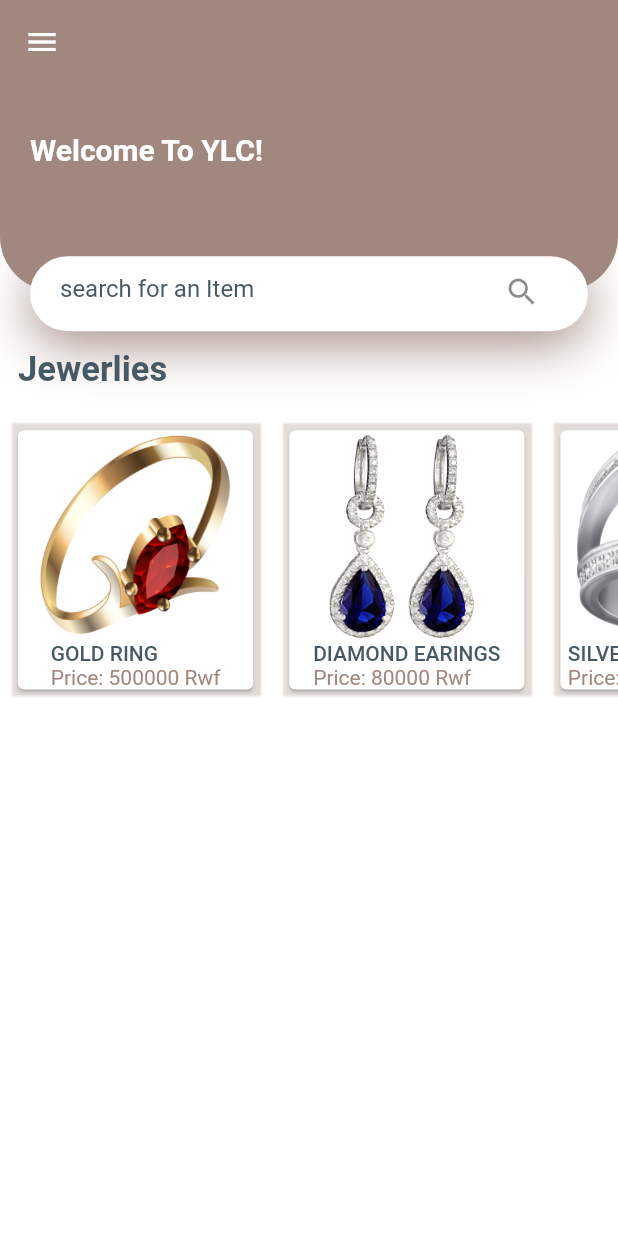
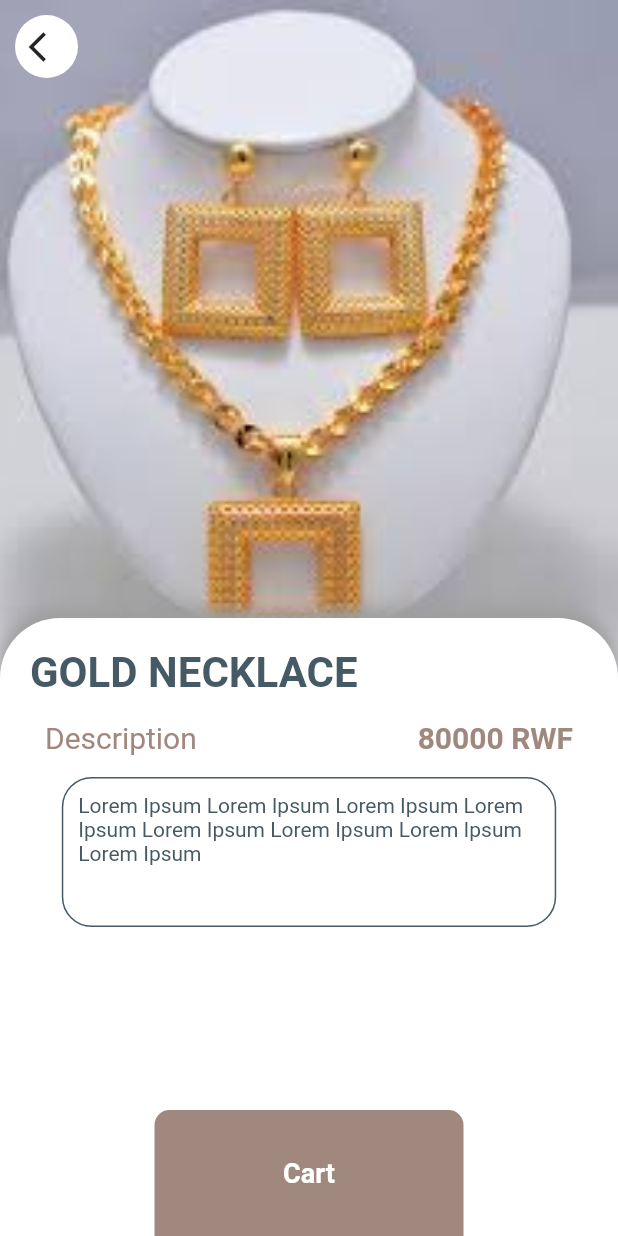
Before and after one commit to Pax-02/jewerly-flutter-app, a Flutter app: the screen it shows after launch, after a tap on an icon or button, on a phone screen of 412 x 824 dp. Run offline on Flutter 3.47's test engine with Material 2 defaults, Android fonts, the phone set to English and light mode, and no system bars; network calls fail.

Commit message:
Homepage and detail page done

```diff
--- /dev/null
+++ b/jewerlyapp/lib/DetailPage.dart
@@ -0,0 +1,13 @@
+import 'package:flutter/material.dart';
+import 'package:jewerlyapp/detail_components/body.dart';
+
+
+class DetailPage extends StatelessWidget {
+  @override
+  Widget build(BuildContext context) {
+    return Scaffold(
+      body: Body(),
+
+    );
+  }
+}
--- /dev/null
+++ b/jewerlyapp/lib/detail_components/DetailedProduct.dart
@@ -0,0 +1,118 @@
+import 'package:flutter/material.dart';
+import 'package:jewerlyapp/constants.dart';
+import 'package:jewerlyapp/homepage.dart';
+
+class DetailedProduct extends StatelessWidget {
+  const DetailedProduct({
+    Key key,
+    this.image,
+    this.name,
+    this.details,
+    this.price,
+
+  }) : super(key: key);
+  final String image,name,details;
+  final int price;
+
+
+  @override
+  Widget build(BuildContext context) {
+    return Stack(
+      children: [
+        Container(
+          width: MediaQuery.of(context).size.width,
+          height: MediaQuery.of(context).size.height * 0.6,
+          decoration: BoxDecoration(
+              image: DecorationImage(
+            image: AssetImage(image),
+            fit: BoxFit.cover,
+          )),
+        ),
+        Positioned(
+          left: 10,
+          top: 10 + MediaQuery.of(context).padding.top,
+          child: ClipOval(
+            child: Container(
+              height: 42,
+              width: 42,
+              decoration: BoxDecoration(color: kbackgroundColor),
+              child: IconButton(
+                icon: Icon(Icons.arrow_back_ios),
+                onPressed: (){
+                  Navigator.push(
+              context,
+              MaterialPageRoute(builder: (context)=>HomePage())
+            );
+                },
+              ),
+            ),
+          ),
+        ),
+        Align(
+          alignment: Alignment.bottomCenter,
+          child: Container(
+            height: MediaQuery.of(context).size.height * 0.5,
+            width: MediaQuery.of(context).size.width,
+            decoration: BoxDecoration(
+                color: kbackgroundColor,
+                borderRadius: BorderRadius.only(
+                  topLeft: Radius.circular(40),
+                  topRight: Radius.circular(40),
+                ),
+                boxShadow: [
+                  BoxShadow(
+                    color: Colors.grey,
+                    blurRadius: 8,
+                    offset: Offset(0, -6),
+                  )
+                ]),
+            child: Column(
+              crossAxisAlignment: CrossAxisAlignment.start,
+              children: [
+                Padding(
+                  padding: const EdgeInsets.only(top: 20, left: 20),
+                  child: Text(name.toUpperCase(),
+                      style:
+                          TextStyle(fontSize: 28, fontWeight: FontWeight.bold)),
+                ),
+                SizedBox(
+                  height: 15.0,
+                ),
+                Padding(
+                  padding: const EdgeInsets.only(right: 30, left: 30),
+                  child: Column(
+                    children: [
+                      Row(
+                        children: [
+                          Text("Description",
+                              style: TextStyle(
+                                  fontSize: 20, color: kprimaryColor)),
+                          Spacer(),
+                          Text("$price RWF",
+                              style: TextStyle(
+                                  fontSize: 20,
+                                  fontWeight: FontWeight.bold,
+                                  color: kprimaryColor)),
+                        ],
+                      ),
+                      Container(
+                        margin: EdgeInsets.only(top: 15),
+                        padding: EdgeInsets.all(10),
+                        height: 100,
+                        width: MediaQuery.of(context).size.width * 0.8,
+                        decoration: BoxDecoration(
+                            border: Border.all(color: ktextColor),
+                            borderRadius: BorderRadius.circular(20)),
+                        child: Text(details),
+                      ),
+                    ],
+                  ),
+                ),
+              ],
+            ),
+          ),
+        )
+      ],
+    );
+  }
+}
--- /dev/null
+++ b/jewerlyapp/lib/detail_components/body.dart
@@ -0,0 +1,46 @@
+import 'package:flutter/material.dart';
+import 'package:jewerlyapp/constants.dart';
+
+import 'package:jewerlyapp/detail_components/DetailedProduct.dart';
+
+class Body extends StatelessWidget {
+  @override
+  Widget build(BuildContext context) {
+    return Stack(
+      children: [
+        DetailedProduct(
+          image: "assets/jewerly1.jpeg",
+          name: "Gold Necklace",
+          details:
+              "Lorem Ipsum Lorem Ipsum Lorem Ipsum Lorem Ipsum Lorem Ipsum Lorem Ipsum Lorem Ipsum Lorem Ipsum",
+          price: 80000,
+        ),
+        Positioned(
+          bottom: 0,
+          left: MediaQuery.of(context).size.width/4,
+          child: Row(
+            children: [
+              SizedBox(
+                width: MediaQuery.of(context).size.width / 2,
+                height: 84,
+                child: FlatButton(
+                  shape: RoundedRectangleBorder(
+                      borderRadius:
+                          BorderRadius.only(topRight: Radius.circular(10),topLeft: Radius.circular(10))),
+                  color: kprimaryColor,
+                  onPressed: () {},
+                  child: Text("Cart",
+                      style: TextStyle(
+                          color: kbackgroundColor,
+                          fontSize: 18,
+                          fontWeight: FontWeight.bold)),
+                ),
+              ),
+
+            ],
+          ),
+        )
+      ],
+    );
+  }
+}
--- a/jewerlyapp/lib/home_components/SectionTitle.dart
+++ b/jewerlyapp/lib/home_components/SectionTitle.dart
@@ -1,5 +1,5 @@
 import 'package:flutter/material.dart';
-import 'package:jewerlyapp/constants.dart';
+
 
 class SectionTitle extends StatelessWidget {
   const SectionTitle({
--- a/jewerlyapp/lib/home_components/body.dart
+++ b/jewerlyapp/lib/home_components/body.dart
@@ -1,7 +1,9 @@
 import 'package:flutter/material.dart';
-import 'package:jewerlyapp/constants.dart';
 import 'package:jewerlyapp/home_components/HeaderAndSearchbar.dart';
 import 'package:jewerlyapp/home_components/SectionTitle.dart';
+import 'package:jewerlyapp/home_components/homedecor.dart';
+import 'package:jewerlyapp/home_components/products.dart';
+
 
 class Body extends StatelessWidget {
   @override
@@ -14,82 +16,14 @@ class Body extends StatelessWidget {
           SectionTitle(
             title: "Jewerlies",
           ),
-          SingleChildScrollView(
-            scrollDirection: Axis.horizontal,
-            child: Row(
-              children: [
-                JewerlyProduct(image: "assets/Gold_ring.png",
-                name: "Gold ring",
-                price: 500000,
-                press: (){},),
-                JewerlyProduct(image: "assets/diamond_earings.png",
-                name: "Diamond Earings",
-                price: 80000,
-                press: (){},),
-                JewerlyProduct(image: "assets/silver_ring.png",
-                name: "Silver Diamond ring",
-                price: 300000,
-                press: (){},),
-              ],
-            ),
-          ),
+          JewerlyProduct(),
+
+          SectionTitle(title: "Home decoration",),
+
+          HomeDecoration()
+
         ],
       ),
     );
   }
 }
-
-class JewerlyProduct extends StatelessWidget {
-  const JewerlyProduct({
-    Key key,
-    this.image,
-    this.name,
-    this.price,
-    this.press,
-
-
-  }) : super(key: key);
-
-  final String image;
-  final String name;
-  final int price;
-  final Function press;
-
-  @override
-  Widget build(BuildContext context) {
-    Size size=MediaQuery.of(context).size;
-    return GestureDetector(
-      onTap: press,
-      child: Container(
-        margin: EdgeInsets.all(8.0),
-        decoration: BoxDecoration(boxShadow: [BoxShadow(
-          color: kprimaryColor.withOpacity(0.3),
-          spreadRadius: 1,
-          blurRadius: 0.3,
-          offset: Offset(1, 0), // changes position of shadow
-        )]),
-        width: size.width * 0.4,
-        child: Card(
-          child: Column(
-            children: [
-              SizedBox(
-                width: size.width * 0.4 - 30,
-                child: Image.asset(
-                  image,
-                  fit: BoxFit.fill,
-                ),
-                height: size.width * 0.4 - 24,
-              ),
-              RichText(
-                text: TextSpan(children: [
-                  TextSpan(text:'$name\n'.toUpperCase(),style:Theme.of(context).textTheme.button),
-                  TextSpan(text: "Price: $price Rwf", style: TextStyle(color: kprimaryColor))
-                ]),
-              )
-            ],
-          ),
-        ),
-      ),
-    );
-  }
-}
--- /dev/null
+++ b/jewerlyapp/lib/home_components/homedecor.dart
@@ -0,0 +1,32 @@
+import 'package:flutter/material.dart';
+import 'package:jewerlyapp/home_components/products.dart';
+
+
+class HomeDecoration extends StatelessWidget {
+  const HomeDecoration({
+    Key key,
+  }) : super(key: key);
+
+  @override
+  Widget build(BuildContext context) {
+    return SingleChildScrollView(
+      scrollDirection: Axis.horizontal,
+      child: Row(
+        children: [
+          Product(image: "assets/painting1.jpeg",
+          name: "Tableau Franco",
+          price: 70000,
+          press: (){},),
+          Product(image: "assets/vase2.jpeg",
+          name: "Sophisticate Vase",
+          price: 90000,
+          press: (){},),
+          Product(image: "assets/painting2.jpeg",
+          name: "George Painting ",
+          price: 150000,
+          press: (){},),
+        ],
+      ),
+    );
+  }
+}
--- /dev/null
+++ b/jewerlyapp/lib/home_components/products.dart
@@ -0,0 +1,104 @@
+import 'package:flutter/material.dart';
+import 'package:jewerlyapp/DetailPage.dart';
+import 'package:jewerlyapp/constants.dart';
+
+class JewerlyProduct extends StatelessWidget {
+  const JewerlyProduct({
+    Key key,
+  }) : super(key: key);
+
+  @override
+  Widget build(BuildContext context) {
+    return SingleChildScrollView(
+      scrollDirection: Axis.horizontal,
+      child: Row(
+        children: [
+          Product(image: "assets/jewerly1.jpeg",
+          name: "Gold ring",
+          price: 500000,
+          press: (){
+            Navigator.push(
+              context,
+              MaterialPageRoute(builder: (context)=>DetailPage())
+            );
+          },),
+          Product(image: "assets/jewerly2.jpeg",
+          name: "Diamond Earings",
+          price: 80000,
+          press: (){
+            Navigator.push(
+              context,
+              MaterialPageRoute(builder: (context)=>DetailPage())
+            );
+          },),
+          Product(image: "assets/jewerly3.jpeg",
+          name: "Silver Diamond ring",
+          price: 300000,
+          press: (){
+            Navigator.push(
+              context,
+              MaterialPageRoute(builder: (context)=>DetailPage())
+            );
+          },),
+        ],
+      ),
+    );
+  }
+}
+
+
+
+class Product extends StatelessWidget {
+  const Product({
+    Key key,
+    this.image,
+    this.name,
+    this.price,
+    this.press,
+
+
+  }) : super(key: key);
+
+  final String image;
+  final String name;
+  final int price;
+  final Function press;
+
+  @override
+  Widget build(BuildContext context) {
+    Size size=MediaQuery.of(context).size;
+    return GestureDetector(
+      onTap: press,
+      child: Container(
+        margin: EdgeInsets.all(8.0),
+        decoration: BoxDecoration(boxShadow: [BoxShadow(
+          color: kprimaryColor.withOpacity(0.3),
+          spreadRadius: 1,
+          blurRadius: 0.3,
+          offset: Offset(1, 0), // changes position of shadow
+        )]),
+        width: size.width * 0.4,
+        child: Card(
+          child: Column(
+            children: [
+              SizedBox(
+                width: size.width * 0.4 - 30,
+                child: Image.asset(
+                  image,
+                  fit: BoxFit.fill,
+                ),
+                height: size.width * 0.4 - 24,
+              ),
+              RichText(
+                text: TextSpan(children: [
+                  TextSpan(text:'$name\n'.toUpperCase(),style:Theme.of(context).textTheme.button),
+                  TextSpan(text: "Price: $price Rwf", style: TextStyle(color: kprimaryColor))
+                ]),
+              )
+            ],
+          ),
+        ),
+      ),
+    );
+  }
+}
```
Also changed, not shown: jewerlyapp/pubspec.yaml (+6 -6 lines), jewerlyapp/assets/Gold_ring.png (deleted), jewerlyapp/assets/anhor_portrait.png (deleted), jewerlyapp/assets/diamond_earings.png (deleted), jewerlyapp/assets/flower_vase.png (deleted), jewerlyapp/assets/jewerly1.jpeg (added), jewerlyapp/assets/jewerly2.jpeg (added), jewerlyapp/assets/jewerly3.jpeg (added), jewerlyapp/assets/painting1.jpeg (added), jewerlyapp/assets/painting2.jpeg (added), jewerlyapp/assets/silver_ring.png (deleted), jewerlyapp/assets/vase1.png (deleted), jewerlyapp/assets/vase2.jpeg (added).
